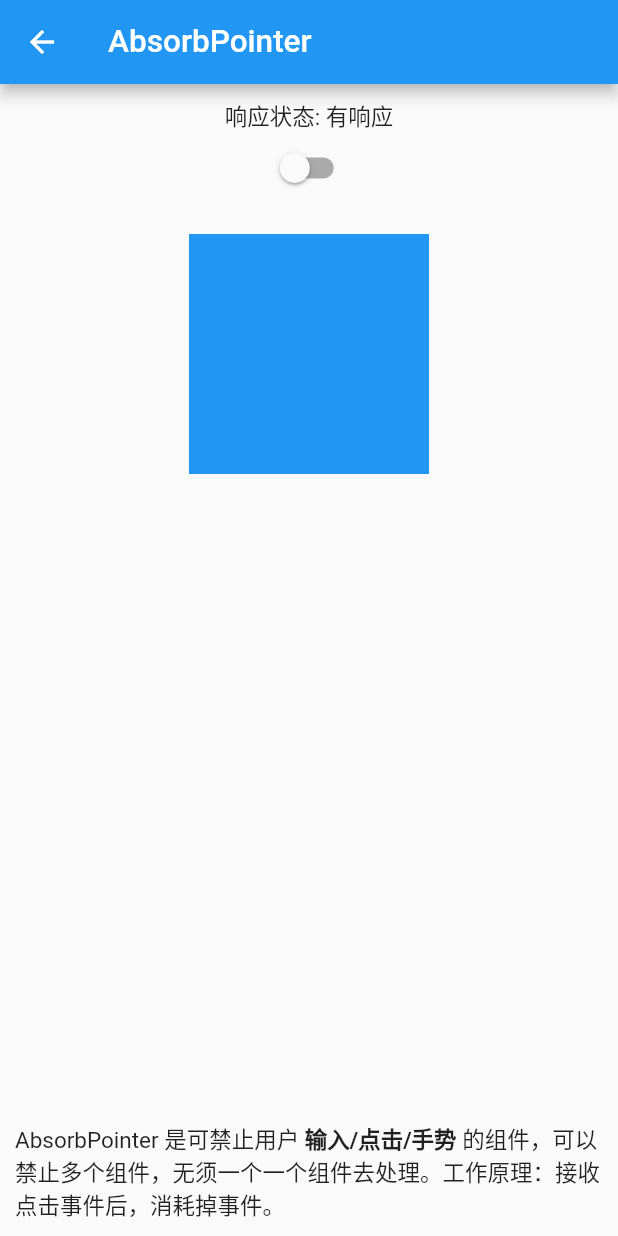
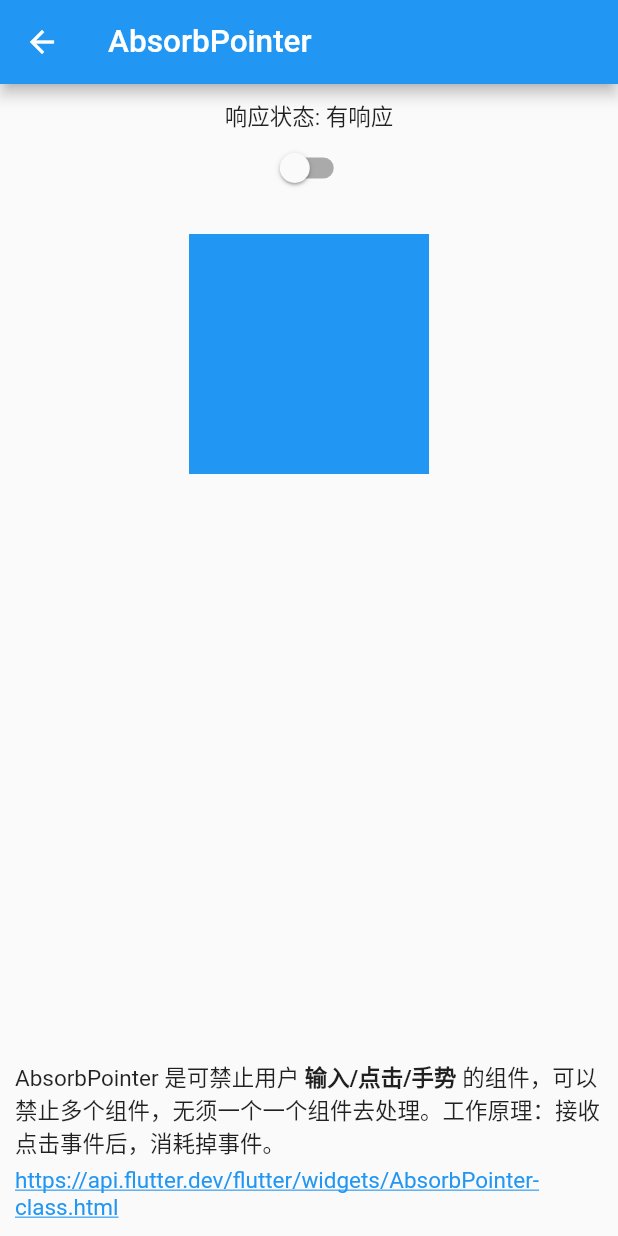
Before and after one commit to LiWenHui96/flutter_widget, a Flutter app: the AbsorbPointerPage screen opened by its route, on a phone screen of 412 x 824 dp. Run offline on Flutter 3.47's test engine with Material 2 defaults, Android fonts, the phone set to English and light mode, and no system bars.

Commit message:
feat: 添加 AbsorbPointer 官方链接🔗;

```diff
--- a/lib/pages/widgets/A/page_absorb_pointer.dart
+++ b/lib/pages/widgets/A/page_absorb_pointer.dart
@@ -17,6 +17,9 @@ class AbsorbPointerPage extends StatefulWidget {
 
 class _AbsorbPointerPageState extends BasePageState<AbsorbPointerPage> {
   bool _absorbing = false;
+
+  String url =
+      'https://api.flutter.dev/flutter/widgets/AbsorbPointer-class.html';
 
   @override
   Widget build(BuildContext context) {
@@ -52,6 +55,17 @@ class _AbsorbPointerPageState extends BasePageState<AbsorbPointerPage> {
             ],
           ),
         ),
+        const SizedBox(height: 5),
+        GestureDetector(
+          onTap: () async => toLaunchUrl(url),
+          child: Text(
+            url,
+            style: TextStyle(
+              color: Theme.of(context).colorScheme.secondary,
+              decoration: TextDecoration.underline,
+            ),
+          ),
+        ),
       ],
     );
 
--- a/pubspec.yaml
+++ b/pubspec.yaml
@@ -38,6 +38,7 @@ dependencies:
   # The following adds the Cupertino Icons font to your application.
   # Use with the CupertinoIcons class for iOS style icons.
   cupertino_icons: ^1.0.5
+  url_launcher: ^6.1.3
 
 dev_dependencies:
   flutter_test:
```
Also changed, not shown: lib/utils/utils.dart (+13 -0 lines), 7 other files.
